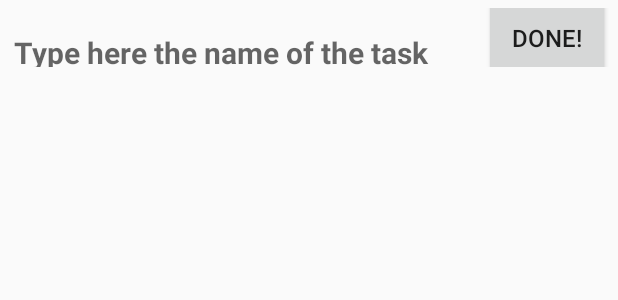
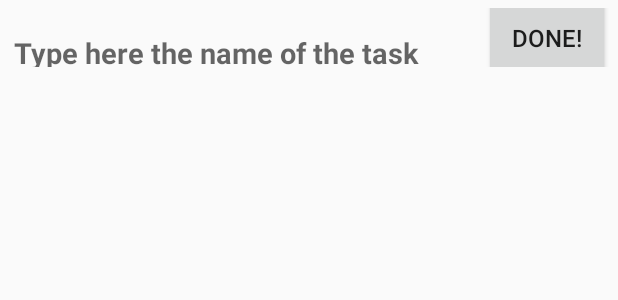
Before and after one commit to AayushChaturvedi/JustDoIt, an Android app: the layout field.xml on its own in the app's theme, with its tools: preview values and no code run, on a phone screen of 412 x 824 dp. Shown: the top 300 px of the screen. Run offline under Robolectric (Android 15) with nearby library versions, the light colour scheme and no system bars.

Commit message:
UI changes

```diff
--- a/app/src/main/res/layout/field.xml
+++ b/app/src/main/res/layout/field.xml
@@ -12,7 +12,7 @@
         android:layout_height="60dp"
         android:layout_weight="5"
         android:hint="@string/type_here_the_name_of_the_task"
-        android:textSize="20sp"
+        android:textSize="19dp"
         android:textStyle="bold" />
     <Button
         android:id="@+id/delete_button"
```
Also changed, not shown: app/src/main/res/layout/activity_main.xml (+3 -4 lines).
